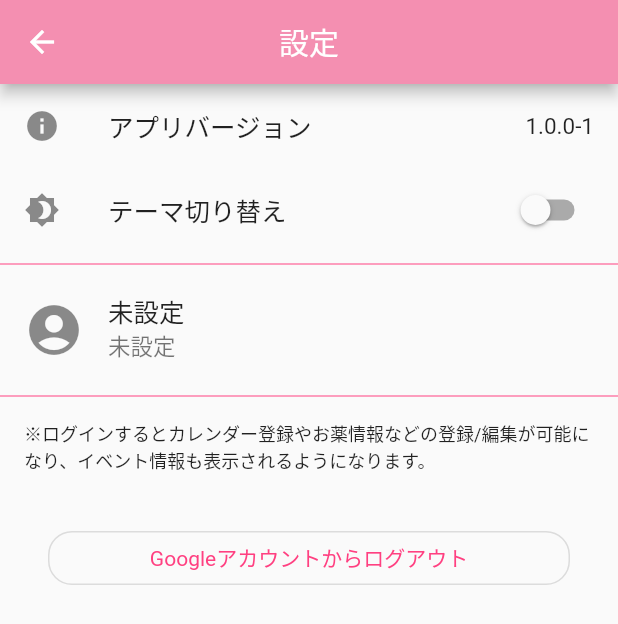
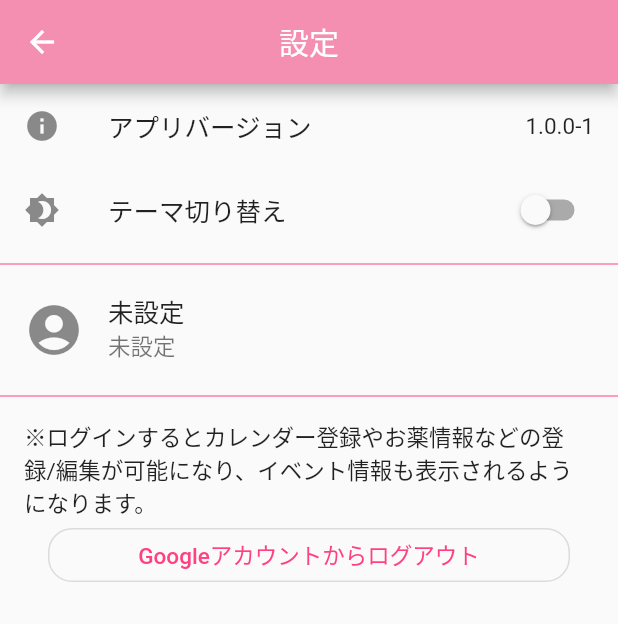
Before and after one commit to hotdrop/dyphic, a Flutter app: the SettingsPage screen opened directly, after a tap on "Googleアカウントでログイン", on a phone screen of 412 x 824 dp. Shown: the top 624 px of the screen. Run offline on Flutter 3.47's test engine with Material 2 defaults, Android fonts, the phone set to English and light mode, and no system bars; our stand-ins replace cached_network_image, cloud_firestore, expansion_tile_card, firebase_auth, firebase_core, firebase_crashlytics and 8 more; accounts and stored records are empty; project files that could hold a hidden picture were left out.

Commit message:
Themeの扱いが色々変わったので合わせて修正。かなり良い感じになっていてButtonStyleも扱いやすくなっていた。

```diff
--- a/lib/common/app_colors.dart
+++ b/lib/common/app_colors.dart
@@ -5,7 +5,7 @@ import 'package:flutter/material.dart';
 class AppColors {
   static const Color morningTemperature = Color(0xFFF892B2);
   static const Color nightTemperature = Color(0xFF5E9FEF);
-  static const Color condition = Color(0xFF80F160);
+  static const Color condition = Color(0xFF50D02C);
   static const Color medicine = Color(0xFFF1B440);
 
   static const Color mealBreakFast = Color(0xFFFA9FA3);
@@ -14,5 +14,4 @@ class AppColors {
   static const Color mealLunchThin = Color(0xFFFE95B6);
   static const Color mealDinner = Color(0xFF3D2EAD);
   static const Color mealDinnerThin = Color(0xFF6F72CA);
-  static const Color mealTextDetail = Colors.black87;
 }
--- a/lib/common/app_strings.dart
+++ b/lib/common/app_strings.dart
@@ -5,7 +5,9 @@ class AppStrings {
   static const String calenderNoEvent = '予定なし';
   static const String calenderUnRegisterLabel = 'この日の記録は未登録です。\nここをタップして記録しましょう。';
   static const String calenderDetailConditionLabel = '【体調】';
+  static const String calenderDetailConditionMemoLabel = '【体調メモ】';
 
+  static const String recordPageTitleDateFormat = 'yyyy年MM月dd日';
   static const String recordTemperatureMorning = '朝の体温';
   static const String recordTemperatureNight = '夜の体温';
   static const String recordTemperatureTextHint = '入力例: 36.5';
--- a/lib/common/app_theme.dart
+++ b/lib/common/app_theme.dart
@@ -8,10 +8,22 @@ class AppTheme {
     accentColor: Colors.pinkAccent,
     primaryColorDark: Colors.pink[700],
     backgroundColor: Colors.white,
-    buttonTheme: ButtonThemeData(
-      buttonColor: Colors.pink[300],
-      textTheme: ButtonTextTheme.accent,
+    dividerColor: Colors.pinkAccent,
+    toggleableActiveColor: Colors.pinkAccent,
+    outlinedButtonTheme: OutlinedButtonThemeData(
+      style: OutlinedButton.styleFrom(
+        primary: Colors.pinkAccent,
+      ),
     ),
+    elevatedButtonTheme: ElevatedButtonThemeData(
+      style: ElevatedButton.styleFrom(
+        primary: Colors.pink[200],
+      ),
+    ),
+    textButtonTheme: TextButtonThemeData(
+        style: TextButton.styleFrom(
+      primary: Colors.pinkAccent,
+    )),
     floatingActionButtonTheme: FloatingActionButtonThemeData(
       backgroundColor: Colors.pink[200],
     ),
@@ -22,10 +34,22 @@ class AppTheme {
     accentColor: Colors.pink[300],
     scaffoldBackgroundColor: Color(0xFF232323),
     applyElevationOverlayColor: true,
-    buttonTheme: ButtonThemeData(
-      buttonColor: Colors.pink[300],
-      textTheme: ButtonTextTheme.accent,
+    dividerColor: Colors.pinkAccent,
+    toggleableActiveColor: Colors.pinkAccent,
+    outlinedButtonTheme: OutlinedButtonThemeData(
+      style: OutlinedButton.styleFrom(
+        primary: Colors.pinkAccent,
+      ),
     ),
+    elevatedButtonTheme: ElevatedButtonThemeData(
+      style: ElevatedButton.styleFrom(
+        primary: Colors.pink[200],
+      ),
+    ),
+    textButtonTheme: TextButtonThemeData(
+        style: TextButton.styleFrom(
+      primary: Colors.pinkAccent,
+    )),
     floatingActionButtonTheme: FloatingActionButtonThemeData(
       backgroundColor: Colors.pink[200],
     ),
--- a/lib/ui/calender/calendar_page.dart
+++ b/lib/ui/calender/calendar_page.dart
@@ -28,7 +28,7 @@ class CalenderPage extends StatelessWidget {
 
   Widget _nowLoadingView() {
     return Center(
-      child: CircularProgressIndicator(),
+      child: const CircularProgressIndicator(),
     );
   }
 
--- a/lib/ui/widget/app_meal_card.dart
+++ b/lib/ui/calender/record/widget_meal_card.dart
@@ -2,7 +2,7 @@ import 'package:flutter/material.dart';
 
 import 'package:dyphic/common/app_colors.dart';
 import 'package:dyphic/common/app_strings.dart';
-import 'package:dyphic/ui/widget/app_meal_edit_dialog.dart';
+import 'package:dyphic/ui/calender/record/widget_meal_edit_dialog.dart';
 
 enum MealType { morning, lunch, dinner }
 
@@ -29,7 +29,7 @@ class MealCard extends StatelessWidget {
             final inputValue = await showDialog<String>(
               context: context,
               builder: (context) {
-                return AppMealEditDialog(
+                return MealEditDialog(
                   title: dialogTitle,
                   initValue: detail,
                 );
@@ -110,7 +110,6 @@ class MealCard extends StatelessWidget {
           detail,
           maxLines: 4,
           overflow: TextOverflow.ellipsis,
-          style: TextStyle(color: AppColors.mealTextDetail),
         ),
       ),
     );
--- a/lib/ui/medicine/edit/medicine_type_radio.dart
+++ b/lib/ui/medicine/edit/widget_medicine_type_radio.dart
@@ -33,11 +33,11 @@ class _MedicineTypeRadioState extends State<MedicineTypeRadio> {
   @override
   Widget build(BuildContext context) {
     return Row(
+      mainAxisAlignment: MainAxisAlignment.center,
       children: [
         Radio(
           value: radioOral,
           groupValue: selectedRadioValue,
-          activeColor: Theme.of(context).accentColor,
           onChanged: (int? v) {
             widget.onChange(MedicineType.oral);
             setState(() {
@@ -49,14 +49,13 @@ class _MedicineTypeRadioState extends State<MedicineTypeRadio> {
         Radio(
             value: radioNotOral,
             groupValue: selectedRadioValue,
-            activeColor: Theme.of(context).accentColor,
             onChanged: (int? v) {
               widget.onChange(MedicineType.notOral);
               setState(() {
                 selectedRadioValue = radioNotOral;
               });
             }),
-        Text(AppStrings.medicineNotOralLabel),
+        const Text(AppStrings.medicineNotOralLabel),
       ],
     );
   }
--- a/lib/ui/setting/settings_page.dart
+++ b/lib/ui/setting/settings_page.dart
@@ -1,21 +1,21 @@
 import 'package:flutter/material.dart';
 import 'package:provider/provider.dart';
 
+import 'package:dyphic/ui/setting/settings_view_model.dart';
 import 'package:dyphic/ui/widget/app_progress_dialog.dart';
-import 'package:dyphic/ui/widget/app_divider.dart';
-import 'package:dyphic/ui/widget/app_outline_button.dart';
-import 'package:dyphic/ui/widget/app_text.dart';
 
 import 'package:dyphic/common/app_strings.dart';
 import 'package:dyphic/model/app_settings.dart';
 import 'package:dyphic/model/page_state.dart';
-import 'package:dyphic/ui/setting/settings_view_model.dart';
 
 class SettingsPage extends StatelessWidget {
   @override
   Widget build(BuildContext context) {
     return Scaffold(
-      appBar: AppBar(centerTitle: true, title: const Text(AppStrings.settingsPageTitle)),
+      appBar: AppBar(
+        centerTitle: true,
+        title: const Text(AppStrings.settingsPageTitle),
+      ),
       body: ChangeNotifierProvider<SettingsViewModel>(
         create: (_) => SettingsViewModel.create(),
         builder: (context, _) {
@@ -33,7 +33,7 @@ class SettingsPage extends StatelessWidget {
 
   Widget _nowLoadingView() {
     return Center(
-      child: CircularProgressIndicator(),
+      child: const CircularProgressIndicator(),
     );
   }
 
@@ -43,9 +43,9 @@ class SettingsPage extends StatelessWidget {
       children: [
         _rowAppVersion(context),
         _rowThemeModeSwitch(context),
-        DividerThemeColor.create(),
+        const Divider(),
         _rowAccountInfo(context),
-        DividerThemeColor.create(),
+        const Divider(),
         _loginDescriptionLabel(),
         if (loggedIn) _logoutButton(context),
         if (!loggedIn) _loginButton(context),
@@ -68,7 +68,6 @@ class SettingsPage extends StatelessWidget {
       leading: Icon(appSettings.isDarkMode ? Icons.brightness_7 : Icons.brightness_4),
       title: const Text(AppStrings.settingsChangeAppThemeLabel),
       trailing: Switch(
-        activeColor: Theme.of(context).primaryColor,
         onChanged: (isDark) => appSettings.changeTheme(isDark),
         value: appSettings.isDarkMode,
       ),
@@ -87,23 +86,20 @@ class SettingsPage extends StatelessWidget {
   Widget _loginDescriptionLabel() {
     return Padding(
       padding: const EdgeInsets.only(left: 16.0, right: 16.0, top: 8.0),
-      child: AppText.normal(AppStrings.settingsLoginInfo),
+      child: Text(AppStrings.settingsLoginInfo),
     );
   }
 
   Widget _loginButton(BuildContext context) {
     final viewModel = Provider.of<SettingsViewModel>(context);
     return Padding(
-      padding: const EdgeInsets.all(32.0),
+      padding: const EdgeInsets.only(left: 32.0, right: 32.0, bottom: 32.0),
       child: ElevatedButton(
         style: ElevatedButton.styleFrom(
-          padding: const EdgeInsets.only(top: 4.0, bottom: 4.0),
           shape: RoundedRectangleBorder(borderRadius: BorderRadius.circular(16.0)),
         ),
-        onPressed: () {
-          viewModel.loginWithGoogle();
-        },
-        child: const Text(AppStrings.settingsLoginWithGoogle, style: TextStyle(color: Colors.white)),
+        onPressed: () => viewModel.loginWithGoogle(),
+        child: const Text(AppStrings.settingsLoginWithGoogle),
       ),
     );
   }
@@ -111,10 +107,11 @@ class SettingsPage extends StatelessWidget {
   Widget _logoutButton(BuildContext context) {
     final viewModel = Provider.of<SettingsViewModel>(context);
     return Padding(
-      padding: const EdgeInsets.all(32.0),
-      child: AppOutlineButton(
-        label: AppStrings.settingsLogoutLabel,
-        isCircular: true,
+      padding: const EdgeInsets.only(left: 32.0, right: 32.0, bottom: 32.0),
+      child: OutlinedButton(
+        style: ElevatedButton.styleFrom(
+          shape: RoundedRectangleBorder(borderRadius: BorderRadius.circular(16.0)),
+        ),
         onPressed: () {
           AppProgressDialog(
             execute: viewModel.logout,
@@ -123,6 +120,7 @@ class SettingsPage extends StatelessWidget {
             },
           );
         },
+        child: Text(AppStrings.settingsLogoutLabel),
       ),
     );
   }
--- a/lib/ui/widget/app_divider.dart
+++ /dev/null
@@ -1,27 +0,0 @@
-import 'package:flutter/material.dart';
-
-class DividerThemeColor extends StatelessWidget {
-  const DividerThemeColor._(this.isSidePadding);
-
-  factory DividerThemeColor.create() {
-    return DividerThemeColor._(false);
-  }
-
-  factory DividerThemeColor.createWithPadding() {
-    return DividerThemeColor._(true);
-  }
-
-  final bool isSidePadding;
-
-  @override
-  Widget build(BuildContext context) {
-    if (isSidePadding) {
-      return Padding(
-        padding: EdgeInsets.only(left: 16.0, right: 16.0),
-        child: Divider(color: Theme.of(context).accentColor),
-      );
-    } else {
-      return Divider(color: Theme.of(context).accentColor);
-    }
-  }
-}
--- a/lib/ui/widget/app_outline_button.dart
+++ /dev/null
@@ -1,51 +0,0 @@
-import 'package:flutter/material.dart';
-
-class AppOutlineButton extends StatelessWidget {
-  const AppOutlineButton({
-    required this.label,
-    required this.onPressed,
-    this.icon,
-    this.isCircular = false,
-  });
-
-  final String label;
-  final VoidCallback onPressed;
-  final Icon? icon;
-  final bool isCircular;
-
-  @override
-  Widget build(BuildContext context) {
-    if (icon != null) {
-      return OutlinedButton.icon(
-        icon: icon!,
-        label: Text(label, style: TextStyle(color: Theme.of(context).accentColor)),
-        onPressed: onPressed,
-      );
-    } else {
-      if (isCircular) {
-        return _createCircularBorder(context);
-      } else {
-        return _createNormal(context);
-      }
-    }
-  }
-
-  Widget _createNormal(BuildContext context) {
-    return OutlinedButton(
-      onPressed: onPressed,
-      child: Text(label, style: TextStyle(color: Theme.of(context).accentColor)),
-    );
-  }
-
-  Widget _createCircularBorder(BuildContext context) {
-    return OutlinedButton(
-      onPressed: onPressed,
-      style: OutlinedButton.styleFrom(
-        textStyle: TextStyle(color: Theme.of(context).accentColor),
-        padding: const EdgeInsets.only(top: 4.0, bottom: 4.0),
-        shape: RoundedRectangleBorder(borderRadius: BorderRadius.circular(16.0)),
-      ),
-      child: Text(label, style: TextStyle(color: Theme.of(context).accentColor)),
-    );
-  }
-}
--- a/lib/ui/widget/app_text.dart
+++ /dev/null
@@ -1,42 +0,0 @@
-import 'package:flutter/material.dart';
-
-class AppText extends StatelessWidget {
-  const AppText._(this.text, this.size, this.maxLines);
-
-  factory AppText.normal(String text) {
-    return AppText._(text, 12.0, 1);
-  }
-
-  factory AppText.multiLine(String text, {required int maxLines}) {
-    return AppText._(text, 12.0, maxLines);
-  }
-
-  final String text;
-  final double size;
-  final int maxLines;
-
-  @override
-  Widget build(BuildContext context) {
-    if (maxLines == 1) {
-      return _singleLineText();
-    } else {
-      return _multiLineText();
-    }
-  }
-
-  Widget _singleLineText() {
-    return Text(
-      text,
-      style: TextStyle(fontSize: size),
-    );
-  }
-
-  Widget _multiLineText() {
-    return Text(
-      text,
-      maxLines: maxLines,
-      overflow: TextOverflow.ellipsis,
-      style: TextStyle(fontSize: size),
-    );
-  }
-}
```
Also changed, not shown: lib/ui/calender/dyphic_calender.dart (+11 -13 lines), lib/ui/calender/record/record_page.dart (+21 -29 lines), lib/ui/calender/record/widget_meal_edit_dialog.dart (renamed from lib/ui/widget/app_meal_edit_dialog.dart, +4 -4 lines), lib/ui/calender/record/widget_temperature_dialog.dart (renamed from lib/ui/widget/app_temperature_dialog.dart, +12 -14 lines), lib/ui/calender/record/widget_temperature_view.dart (renamed from lib/ui/widget/app_temperature.dart, +11 -11 lines), lib/ui/condition/condition_page.dart (+9 -15 lines), lib/ui/medicine/edit/medicine_edit_page.dart (+9 -10 lines), lib/ui/medicine/medicine_card_view.dart (+11 -5 lines), lib/ui/medicine/medicine_page.dart (+14 -5 lines), lib/ui/widget/app_chips.dart (+4 -4 lines).
